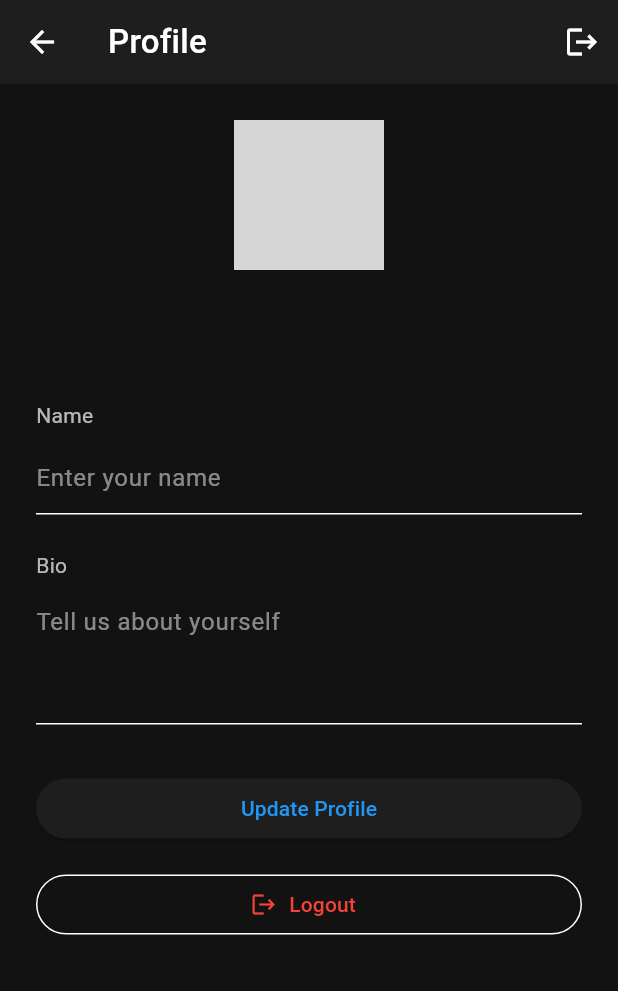
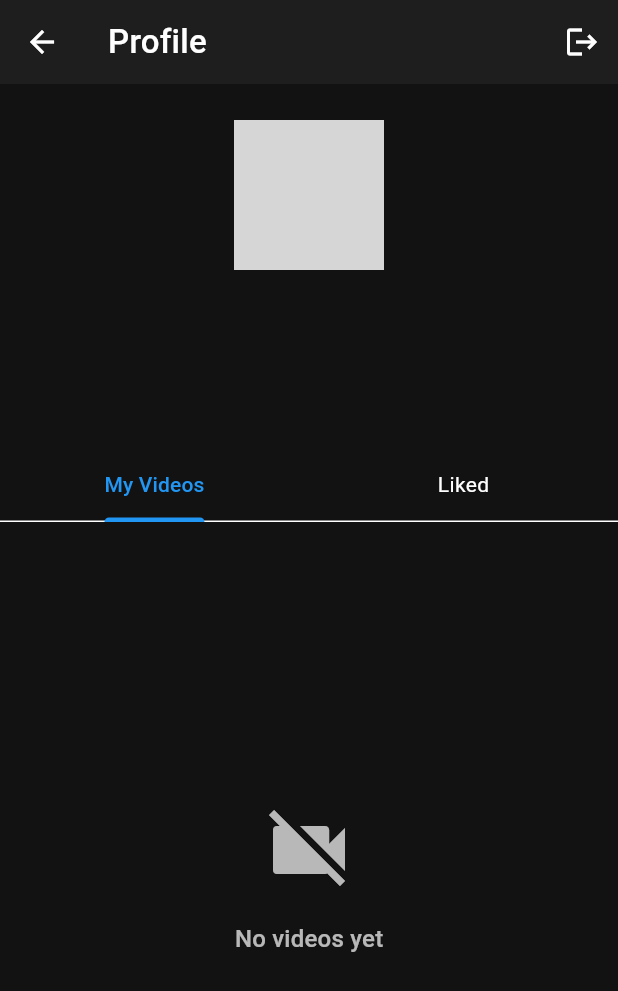
Before and after one commit to Rishab-Kumar09/Reel-AI, a Flutter app: the ProfileView screen opened by its route, on a phone screen of 412 x 824 dp. Shown: the top 991 px of the screen. Run offline on Flutter 3.47's test engine with Material 3 defaults, Android fonts, the phone set to English and light mode, and no system bars; our stand-ins replace cached_network_image, camera, cloud_firestore, file_picker, firebase_auth, firebase_core and 5 more; missing offline and left inert: video_compress; accounts and stored records are empty; network calls fail; grey boxes are pictures that could not be loaded.

Commit message:
Fix video loading in profile view and update user ID handling

```diff
--- a/lib/features/profile/presentation/views/profile_view.dart
+++ b/lib/features/profile/presentation/views/profile_view.dart
@@ -1,9 +1,11 @@
 import 'package:flutter/material.dart';
 import 'package:get/get.dart';
 import 'package:flutter_firebase_app_new/core/theme/app_theme.dart';
-import 'package:flutter_firebase_app_new/core/widgets/custom_text_field.dart';
 import 'package:flutter_firebase_app_new/features/auth/presentation/controllers/auth_controller.dart';
-import 'package:flutter_firebase_app_new/features/auth/domain/models/user_model.dart';
+import 'package:flutter_firebase_app_new/features/profile/presentation/controllers/profile_controller.dart';
+import 'package:flutter_firebase_app_new/features/feed/data/models/video_model.dart';
+import 'package:cached_network_image/cached_network_image.dart';
+import 'package:flutter_firebase_app_new/features/feed/data/services/sample_data_service.dart';
 
 class ProfileView extends StatefulWidget {
   const ProfileView({super.key});
@@ -12,50 +14,27 @@ class ProfileView extends StatefulWidget {
   State<ProfileView> createState() => _ProfileViewState();
 }
 
-class _ProfileViewState extends State<ProfileView> {
-  final _formKey = GlobalKey<FormState>();
-  final _nameController = TextEditingController();
-  final _bioController = TextEditingController();
+class _ProfileViewState extends State<ProfileView>
+    with SingleTickerProviderStateMixin {
   final _authController = Get.find<AuthController>();
+  final _profileController = Get.put(ProfileController());
+  late TabController _tabController;
 
   @override
   void initState() {
     super.initState();
-    _initializeFields();
-  }
-
-  void _initializeFields() {
-    final user = _authController.user.value;
-    if (user != null) {
-      _nameController.text = user.name ?? '';
-      _bioController.text = user.bio ?? '';
-    }
+    _tabController = TabController(length: 2, vsync: this);
   }
 
   @override
   void dispose() {
-    _nameController.dispose();
-    _bioController.dispose();
+    _tabController.dispose();
     super.dispose();
-  }
-
-  Future<void> _updateProfile() async {
-    if (_formKey.currentState!.validate()) {
-      final currentUser = _authController.user.value;
-      if (currentUser != null) {
-        final updatedUser = currentUser.copyWith(
-          name: _nameController.text.trim(),
-          bio: _bioController.text.trim(),
-        );
-        await _authController.updateUserData(updatedUser);
-      }
-    }
   }
 
   Future<void> _handleLogout() async {
     try {
       await _authController.signOut();
-      Get.offAllNamed('/login'); // Navigate to login screen after logout
     } catch (e) {
       Get.snackbar(
         'Error',
@@ -67,149 +46,213 @@ class _ProfileViewState extends State<ProfileView> {
     }
   }
 
+  Widget _buildVideoGrid(List<VideoModel> videos) {
+    if (_profileController.isLoading.value) {
+      return const Center(child: CircularProgressIndicator());
+    }
+
+    if (videos.isEmpty) {
+      return Center(
+        child: Column(
+          mainAxisAlignment: MainAxisAlignment.center,
+          children: [
+            Icon(
+              Icons.videocam_off,
+              size: 64,
+              color: AppTheme.textSecondaryColor,
+            ),
+            const SizedBox(height: 16),
+            Text(
+              'No videos yet',
+              style: AppTheme.titleMedium.copyWith(
+                color: AppTheme.textSecondaryColor,
+              ),
+            ),
+          ],
+        ),
+      );
+    }
+
+    return RefreshIndicator(
+      onRefresh: _profileController.refreshVideos,
+      child: GridView.builder(
+        padding: const EdgeInsets.all(8),
+        gridDelegate: const SliverGridDelegateWithFixedCrossAxisCount(
+          crossAxisCount: 3,
+          crossAxisSpacing: 8,
+          mainAxisSpacing: 8,
+          childAspectRatio: 9 / 16,
+        ),
+        itemCount: videos.length,
+        itemBuilder: (context, index) {
+          final video = videos[index];
+          return GestureDetector(
+            onTap: () {
+              // TODO: Navigate to video detail/player
+              Get.toNamed('/video-player', arguments: video);
+            },
+            child: Container(
+              decoration: BoxDecoration(
+                borderRadius: BorderRadius.circular(8),
+                image: DecorationImage(
+                  image: CachedNetworkImageProvider(video.thumbnailUrl),
+                  fit: BoxFit.cover,
+                ),
+              ),
+              child: Container(
+                decoration: BoxDecoration(
+                  gradient: LinearGradient(
+                    begin: Alignment.topCenter,
+                    end: Alignment.bottomCenter,
+                    colors: [
+                      Colors.transparent,
+                      Colors.black.withOpacity(0.5),
+                    ],
+                  ),
+                ),
+                padding: const EdgeInsets.all(8),
+                child: Column(
+                  mainAxisAlignment: MainAxisAlignment.end,
+                  crossAxisAlignment: CrossAxisAlignment.start,
+                  children: [
+                    Text(
+                      video.title,
+                      maxLines: 2,
+                      overflow: TextOverflow.ellipsis,
+                      style: AppTheme.bodySmall.copyWith(
+                        color: Colors.white,
+                      ),
+                    ),
+                  ],
+                ),
+              ),
+            ),
+          );
+        },
+      ),
+    );
+  }
+
   @override
   Widget build(BuildContext context) {
     return Scaffold(
       appBar: AppBar(
         title: const Text('Profile'),
         actions: [
-          // Logout button in app bar
           IconButton(
             icon: const Icon(Icons.logout),
             onPressed: _handleLogout,
           ),
         ],
       ),
-      body: SafeArea(
-        child: SingleChildScrollView(
+      body: Obx(() {
+        final user = _authController.user.value;
+
+        return NestedScrollView(
+          headerSliverBuilder: (context, innerBoxIsScrolled) => [
+            SliverToBoxAdapter(
+              child: Padding(
                 padding: const EdgeInsets.all(24),
-          child: Obx(() {
-            final user = _authController.user.value;
-            if (user == null && _authController.isLoading.value) {
-              return const Center(child: CircularProgressIndicator());
-            }
-
-            if (user == null) {
-              return Center(
                 child: Column(
-                  mainAxisAlignment: MainAxisAlignment.center,
                   children: [
-                    Text(
-                      'Not logged in',
-                      style: AppTheme.headlineSmall,
-                    ),
-                    const SizedBox(height: 16),
-                    ElevatedButton(
-                      onPressed: () => Get.offAllNamed('/login'),
-                      child: const Text('Go to Login'),
-                    ),
-                  ],
-                ),
-              );
-            }
-
-            return Form(
-              key: _formKey,
-              child: Column(
-                crossAxisAlignment: CrossAxisAlignment.stretch,
-                children: [
-                  Center(
-                    child: Stack(
-                      children: [
+                    // Profile Image
                     CircleAvatar(
                       radius: 50,
-                          backgroundColor:
-                              AppTheme.primaryColor.withOpacity(0.1),
-                          backgroundImage: user.photoUrl != null
-                              ? NetworkImage(user.photoUrl!)
+                      backgroundColor: AppTheme.primaryColor.withOpacity(0.1),
+                      backgroundImage: user?.photoUrl != null
+                          ? CachedNetworkImageProvider(user!.photoUrl!)
                           : null,
-                          child: user.photoUrl == null
+                      child: user?.photoUrl == null
                           ? Text(
-                                  user.name?.substring(0, 1).toUpperCase() ??
-                                      user.email.substring(0, 1).toUpperCase(),
+                              user?.name?.substring(0, 1).toUpperCase() ??
+                                  user?.email.substring(0, 1).toUpperCase() ??
+                                  'U',
                               style: AppTheme.headlineLarge.copyWith(
                                 color: AppTheme.primaryColor,
                               ),
                             )
                           : null,
                     ),
-                        Positioned(
-                          bottom: 0,
-                          right: 0,
-                          child: Container(
-                            padding: const EdgeInsets.all(4),
-                            decoration: BoxDecoration(
-                              color: AppTheme.primaryColor,
-                              shape: BoxShape.circle,
+                    const SizedBox(height: 16),
+
+                    // User Info
+                    Text(
+                      user?.name ?? 'No Name',
+                      style: AppTheme.titleLarge,
                     ),
-                            child: const Icon(
-                              Icons.camera_alt,
-                              color: Colors.white,
-                              size: 20,
+                    const SizedBox(height: 4),
+                    Text(
+                      user?.email ?? '',
+                      style: AppTheme.bodyMedium.copyWith(
+                        color: AppTheme.textSecondaryColor,
+                      ),
+                    ),
+                    if (user?.bio != null && user!.bio!.isNotEmpty) ...[
+                      const SizedBox(height: 8),
+                      Text(
+                        user.bio!,
+                        style: AppTheme.bodyMedium,
+                        textAlign: TextAlign.center,
+                      ),
+                    ],
+
+                    const SizedBox(height: 24),
+                  ],
+                ),
+              ),
+            ),
+            SliverPersistentHeader(
+              pinned: true,
+              delegate: _SliverAppBarDelegate(
+                TabBar(
+                  controller: _tabController,
+                  tabs: const [
+                    Tab(text: 'My Videos'),
+                    Tab(text: 'Liked'),
+                  ],
+                  labelStyle: AppTheme.titleSmall,
+                  unselectedLabelStyle: AppTheme.bodyMedium,
+                  indicatorColor: AppTheme.primaryColor,
                 ),
               ),
             ),
           ],
-                    ),
-                  ),
-                  const SizedBox(height: 32),
-                  Text(
-                    user.email,
-                    style: AppTheme.bodyLarge.copyWith(
-                      color: AppTheme.textSecondaryColor,
-                    ),
-                    textAlign: TextAlign.center,
-                  ),
-                  const SizedBox(height: 32),
-                  CustomTextField(
-                    label: 'Name',
-                    hint: 'Enter your name',
-                    controller: _nameController,
-                    textInputAction: TextInputAction.next,
-                    validator: (value) {
-                      if (value == null || value.isEmpty) {
-                        return 'Please enter your name';
-                      }
-                      return null;
-                    },
-                  ),
-                  const SizedBox(height: 24),
-                  CustomTextField(
-                    label: 'Bio',
-                    hint: 'Tell us about yourself',
-                    controller: _bioController,
-                    maxLines: 3,
-                    textInputAction: TextInputAction.done,
-                  ),
-                  const SizedBox(height: 32),
-                  Obx(() => ElevatedButton(
-                        onPressed: _authController.isLoading.value
-                            ? null
-                            : _updateProfile,
-                        child: _authController.isLoading.value
-                            ? const SizedBox(
-                                height: 20,
-                                width: 20,
-                                child: CircularProgressIndicator(),
-                              )
-                            : const Text('Update Profile'),
-                      )),
-                  const SizedBox(height: 16),
-                  // Logout button at bottom
-                  OutlinedButton.icon(
-                    onPressed: _handleLogout,
-                    icon: const Icon(Icons.logout),
-                    label: const Text('Logout'),
-                    style: OutlinedButton.styleFrom(
-                      foregroundColor: Colors.red,
-                    ),
-                  ),
+          body: TabBarView(
+            controller: _tabController,
+            children: [
+              // My Videos Tab
+              Obx(() => _buildVideoGrid(_profileController.userVideos)),
+              // Liked Videos Tab
+              Obx(() => _buildVideoGrid(_profileController.likedVideos)),
             ],
           ),
         );
       }),
-        ),
-      ),
     );
   }
 }
+
+class _SliverAppBarDelegate extends SliverPersistentHeaderDelegate {
+  final TabBar _tabBar;
+
+  _SliverAppBarDelegate(this._tabBar);
+
+  @override
+  double get minExtent => _tabBar.preferredSize.height;
+  @override
+  double get maxExtent => _tabBar.preferredSize.height;
+
+  @override
+  Widget build(
+      BuildContext context, double shrinkOffset, bool overlapsContent) {
+    return Container(
+      color: Theme.of(context).scaffoldBackgroundColor,
+      child: _tabBar,
+    );
+  }
+
+  @override
+  bool shouldRebuild(_SliverAppBarDelegate oldDelegate) {
+    return false;
+  }
+}
```
Also changed, not shown: lib/features/auth/data/services/auth_service.dart (+11 -6 lines), lib/features/auth/presentation/controllers/auth_controller.dart (+8 -2 lines), lib/features/feed/data/services/sample_data_service.dart (+34 -12 lines), lib/features/profile/presentation/controllers/profile_controller.dart (added, +109 -0 lines). Lines whose indentation alone changed are shown as unchanged.
